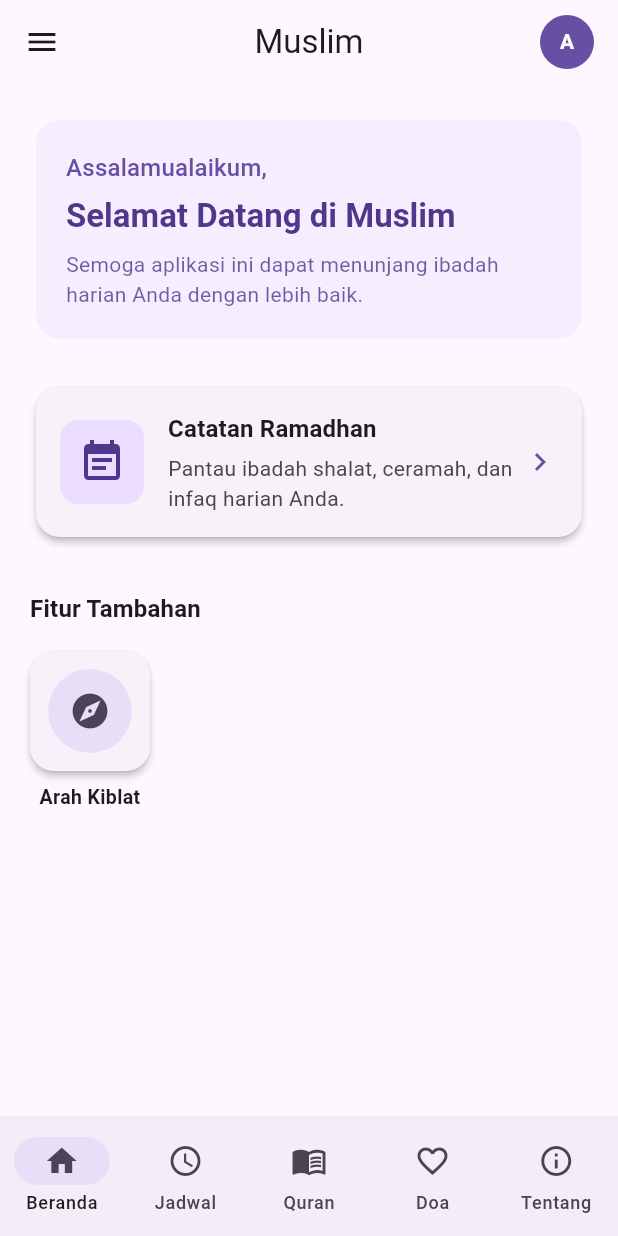
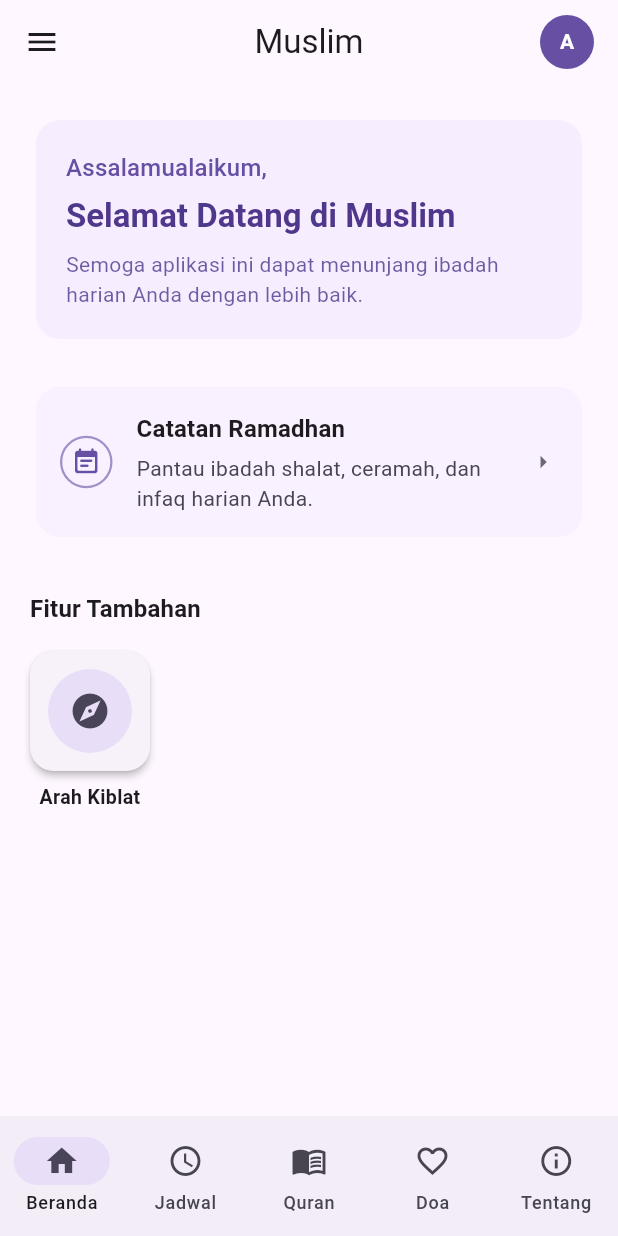
Before and after one commit to wibisanabama/muslim-app, a Flutter app: the screen it shows after launch, on a phone screen of 412 x 824 dp. Run offline on Flutter 3.47's test engine with Material 3 defaults, Android fonts, the phone set to English and light mode, and no system bars; our stand-ins replace shared_preferences.

Commit message:
feat: redesign ramadhan notes card on home page with filled layout and custom circular event note icon

```diff
--- a/lib/view/home_page.dart
+++ b/lib/view/home_page.dart
@@ -113,8 +113,9 @@ class _HomePageState extends State<HomePage> {
             const SizedBox(height: 24),
 
             // Catatan Ramadhan Card
-            Card(
-              elevation: 2,
+            Card.filled(
+              color: theme.colorScheme.primaryContainer.withValues(alpha: 0.25),
+              elevation: 0,
               shape: RoundedRectangleBorder(
                 borderRadius: BorderRadius.circular(16),
               ),
@@ -129,19 +130,22 @@ class _HomePageState extends State<HomePage> {
                   );
                 },
                 child: Padding(
-                  padding: const EdgeInsets.all(16.0),
+                  padding: const EdgeInsets.symmetric(horizontal: 16.0, vertical: 16.0),
                   child: Row(
                     children: [
                       Container(
-                        padding: const EdgeInsets.all(12),
+                        padding: const EdgeInsets.all(6),
                         decoration: BoxDecoration(
-                          color: theme.colorScheme.primaryContainer,
-                          borderRadius: BorderRadius.circular(12),
+                          shape: BoxShape.circle,
+                          border: Border.all(
+                            color: theme.colorScheme.primary.withValues(alpha: 0.6),
+                            width: 1.5,
+                          ),
                         ),
                         child: Icon(
-                          Icons.event_note,
-                          size: 32,
-                          color: theme.colorScheme.onPrimaryContainer,
+                          Icons.event_note_rounded,
+                          size: 20,
+                          color: theme.colorScheme.primary,
                         ),
                       ),
                       const SizedBox(width: 16),
@@ -153,6 +157,7 @@ class _HomePageState extends State<HomePage> {
                               'Catatan Ramadhan',
                               style: theme.textTheme.titleMedium?.copyWith(
                                 fontWeight: FontWeight.bold,
+                                color: theme.colorScheme.onSurface,
                               ),
                             ),
                             const SizedBox(height: 4),
@@ -166,8 +171,9 @@ class _HomePageState extends State<HomePage> {
                         ),
                       ),
                       Icon(
-                        Icons.chevron_right,
-                        color: theme.colorScheme.primary,
+                        Icons.arrow_right,
+                        color: theme.colorScheme.onSurfaceVariant.withValues(alpha: 0.8),
+                        size: 20,
                       ),
                     ],
                   ),
```
